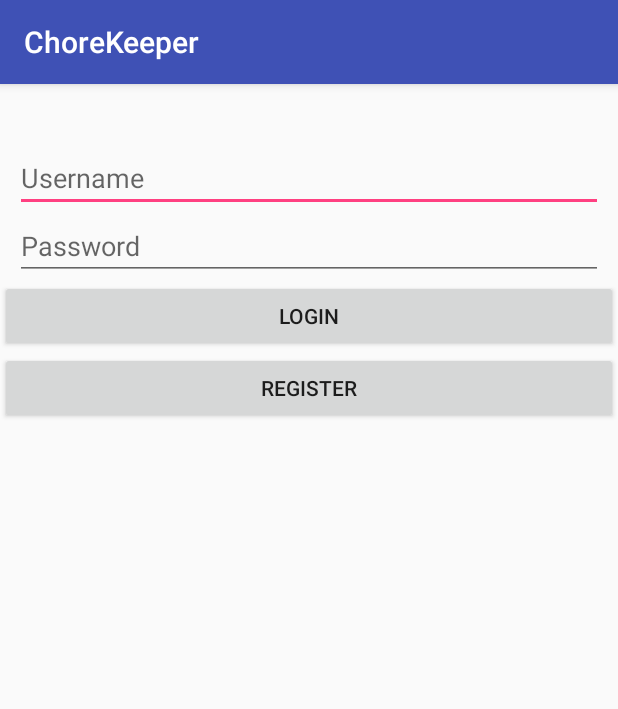
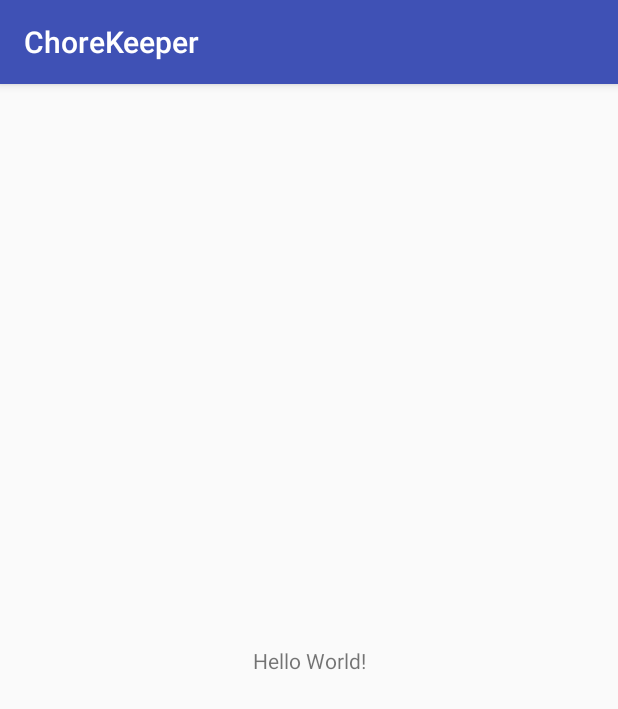
Before and after one commit to gustavojimenez41/ChoreKeeper, an Android app: the screen it shows after launch (MainActivity), on a phone screen of 412 x 824 dp. Shown: the top 709 px of the screen. Run offline under Robolectric (Android 15) with nearby library versions, the phone set to English and light mode, and no system bars; 3 statements that could not run were skipped.

Commit message:
Revert "created the main activity"
This reverts commit c79deaa910bfd880887c0169d843b1ea5cbfc882.

```diff
--- a/ChoreKeeper/app/src/main/res/layout/activity_main.xml
+++ b/ChoreKeeper/app/src/main/res/layout/activity_main.xml
@@ -6,43 +6,13 @@
     android:layout_height="match_parent"
     tools:context="com.example.gustavojimenez.chorekeeper.MainActivity">
 
-    <LinearLayout
-        android:layout_width="match_parent"
-        android:layout_height="match_parent"
-        android:orientation="vertical"
-        android:paddingTop="40sp">
-
-        <EditText
-            android:id="@+id/enterUsername"
-            android:layout_width="match_parent"
-            android:layout_height="wrap_content"
-            android:layout_marginLeft="10sp"
-            android:layout_marginRight="10sp"
-            android:ems="10"
-            android:hint="Username"
-            android:inputType="textPersonName" />
-
-        <EditText
-            android:id="@+id/enterPassword"
-            android:layout_width="match_parent"
-            android:layout_height="wrap_content"
-            android:layout_marginLeft="10sp"
-            android:layout_marginRight="10sp"
-            android:ems="10"
-            android:hint="Password"
-            android:inputType="textWebPassword" />
-
-        <Button
-            android:id="@+id/loginButton"
-            android:layout_width="match_parent"
-            android:layout_height="wrap_content"
-            android:text="Login" />
-        <Button
-            android:id="@+id/registerButton"
-            android:layout_width="match_parent"
-            android:layout_height="wrap_content"
-            android:text="Register" />
-
-    </LinearLayout>
+    <TextView
+        android:layout_width="wrap_content"
+        android:layout_height="wrap_content"
+        android:text="Hello World!"
+        app:layout_constraintBottom_toBottomOf="parent"
+        app:layout_constraintLeft_toLeftOf="parent"
+        app:layout_constraintRight_toRightOf="parent"
+        app:layout_constraintTop_toTopOf="parent" />
 
 </android.support.constraint.ConstraintLayout>
```
